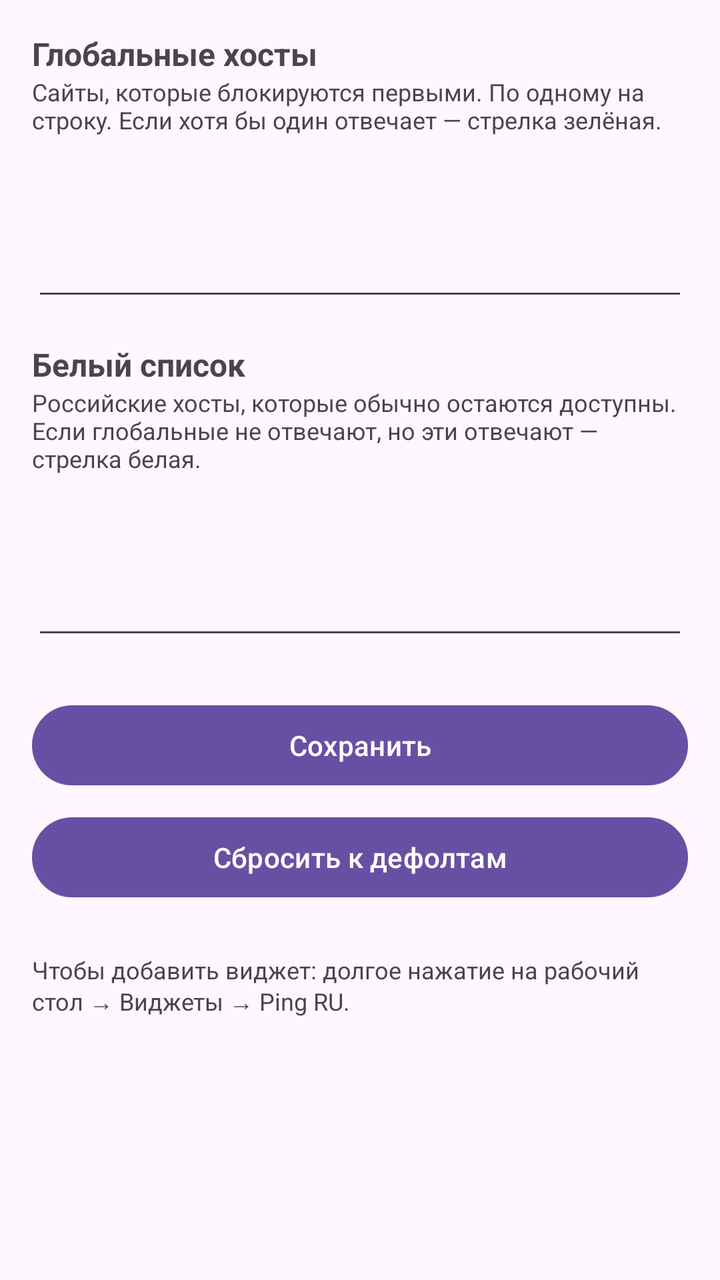
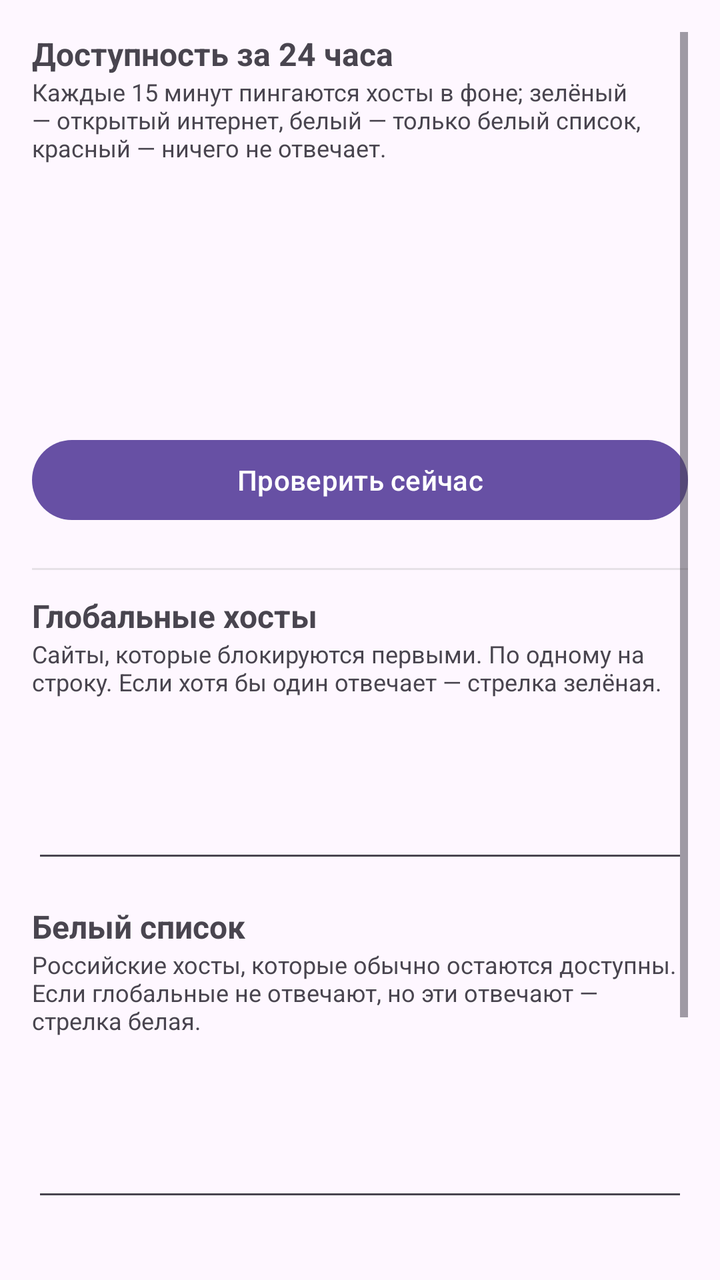

An Android layout rendered at two revisions. The XML below is the earlier revision; the diff shows what the commit changed to produce the second picture.
<!-- AndroidManifest.xml: application theme Theme.Ping -->
<!-- res/layout/activity_main.xml -->
<?xml version="1.0" encoding="utf-8"?>
<ScrollView xmlns:android="http://schemas.android.com/apk/res/android"
    android:layout_width="match_parent"
    android:layout_height="match_parent"
    android:padding="16dp">

    <LinearLayout
        android:layout_width="match_parent"
        android:layout_height="wrap_content"
        android:orientation="vertical">

        <TextView
            android:layout_width="match_parent"
            android:layout_height="wrap_content"
            android:text="@string/global_hosts_title"
            android:textStyle="bold"
            android:textSize="16sp"/>

        <TextView
            android:layout_width="match_parent"
            android:layout_height="wrap_content"
            android:text="@string/global_hosts_hint"
            android:textSize="12sp"
            android:layout_marginBottom="4dp"/>

        <EditText
            android:id="@+id/globalHosts"
            android:layout_width="match_parent"
            android:layout_height="wrap_content"
            android:gravity="top|start"
            android:inputType="textMultiLine|textNoSuggestions"
            android:minLines="3"
            android:autofillHints=""/>

        <TextView
            android:layout_width="match_parent"
            android:layout_height="wrap_content"
            android:text="@string/whitelist_hosts_title"
            android:textStyle="bold"
            android:textSize="16sp"
            android:layout_marginTop="16dp"/>

        <TextView
            android:layout_width="match_parent"
            android:layout_height="wrap_content"
            android:text="@string/whitelist_hosts_hint"
            android:textSize="12sp"
            android:layout_marginBottom="4dp"/>

        <EditText
            android:id="@+id/whitelistHosts"
            android:layout_width="match_parent"
            android:layout_height="wrap_content"
            android:gravity="top|start"
            android:inputType="textMultiLine|textNoSuggestions"
            android:minLines="3"
            android:autofillHints=""/>

        <Button
            android:id="@+id/saveButton"
            android:layout_width="match_parent"
            android:layout_height="wrap_content"
            android:layout_marginTop="24dp"
            android:text="@string/save"/>

        <Button
            android:id="@+id/resetButton"
            android:layout_width="match_parent"
            android:layout_height="wrap_content"
            android:layout_marginTop="8dp"
            android:text="@string/reset_defaults"/>

        <TextView
            android:layout_width="match_parent"
            android:layout_height="wrap_content"
            android:text="@string/widget_install_hint"
            android:textSize="12sp"
            android:layout_marginTop="24dp"/>
    </LinearLayout>
</ScrollView>
<!-- resources referenced by this layout -->
<resources>
  <string name="global_hosts_hint">Сайты, которые блокируются первыми. По одному на строку. Если хотя бы один отвечает — стрелка зелёная.</string>
  <string name="global_hosts_title">Глобальные хосты</string>
  <string name="reset_defaults">Сбросить к дефолтам</string>
  <string name="save">Сохранить</string>
  <string name="whitelist_hosts_hint">Российские хосты, которые обычно остаются доступны. Если глобальные не отвечают, но эти отвечают — стрелка белая.</string>
  <string name="whitelist_hosts_title">Белый список</string>
  <string name="widget_install_hint">Чтобы добавить виджет: долгое нажатие на рабочий стол → Виджеты → Ping RU.</string>
  <style name="Theme.Ping" parent="Theme.Material3.DayNight.NoActionBar" />
</resources>

<!-- the commit's change to res/layout/activity_main.xml (unified diff, before → after) -->
@@ -8,6 +8,41 @@
         android:layout_width="match_parent"
         android:layout_height="wrap_content"
         android:orientation="vertical">
+
+        <TextView
+            android:layout_width="match_parent"
+            android:layout_height="wrap_content"
+            android:text="@string/history_title"
+            android:textStyle="bold"
+            android:textSize="16sp"/>
+
+        <TextView
+            android:layout_width="match_parent"
+            android:layout_height="wrap_content"
+            android:text="@string/history_hint"
+            android:textSize="12sp"
+            android:layout_marginBottom="6dp"/>
+
+        <ImageView
+            android:id="@+id/historyChart"
+            android:layout_width="match_parent"
+            android:layout_height="120dp"
+            android:contentDescription="@string/history_title"
+            android:scaleType="fitXY"/>
+
+        <Button
+            android:id="@+id/checkNowButton"
+            android:layout_width="match_parent"
+            android:layout_height="wrap_content"
+            android:layout_marginTop="8dp"
+            android:text="@string/check_now"/>
+
+        <View
+            android:layout_width="match_parent"
+            android:layout_height="1dp"
+            android:layout_marginTop="20dp"
+            android:layout_marginBottom="12dp"
+            android:background="#33888888"/>
 
         <TextView
             android:layout_width="match_parent"
<!-- resource entries referenced after the edit -->
@@ -1,7 +1,10 @@
 <!-- resources referenced by this layout -->
 <resources>
+  <string name="check_now">Проверить сейчас</string>
   <string name="global_hosts_hint">Сайты, которые блокируются первыми. По одному на строку. Если хотя бы один отвечает — стрелка зелёная.</string>
   <string name="global_hosts_title">Глобальные хосты</string>
+  <string name="history_hint">Каждые 15 минут пингаются хосты в фоне; зелёный — открытый интернет, белый — только белый список, красный — ничего не отвечает.</string>
+  <string name="history_title">Доступность за 24 часа</string>
   <string name="reset_defaults">Сбросить к дефолтам</string>
   <string name="save">Сохранить</string>
   <string name="whitelist_hosts_hint">Российские хосты, которые обычно остаются доступны. Если глобальные не отвечают, но эти отвечают — стрелка белая.</string>
